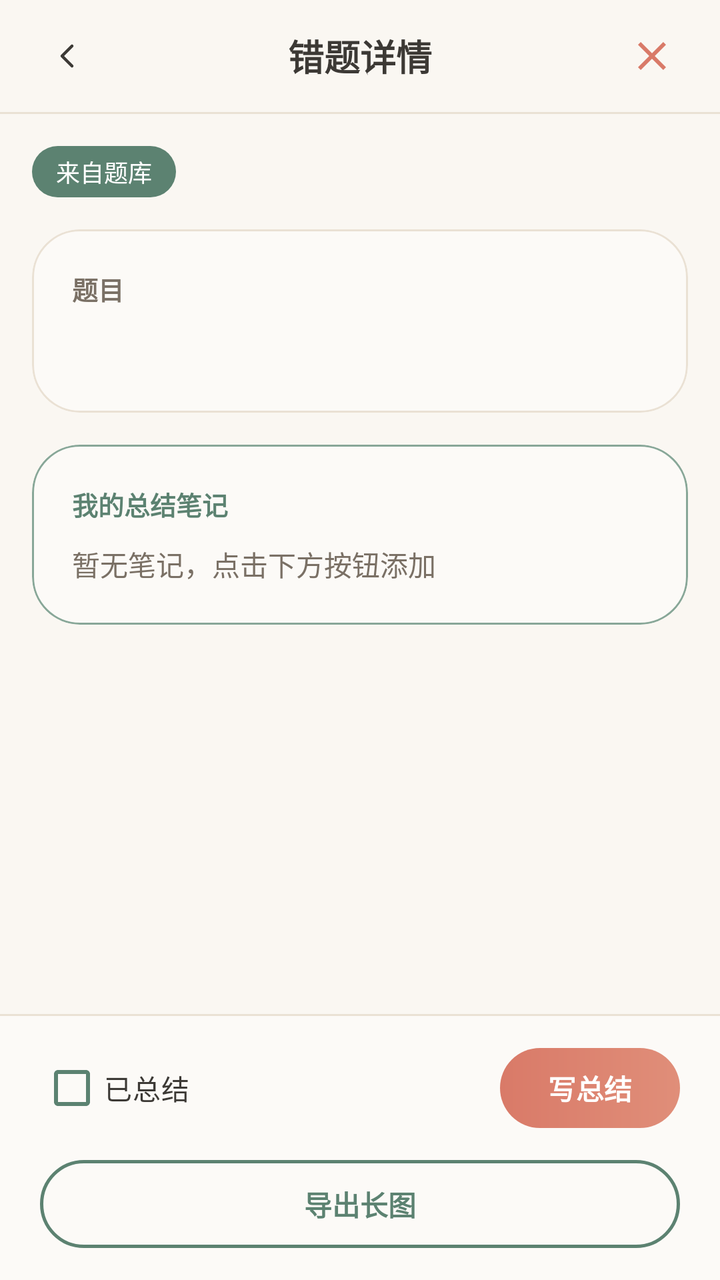
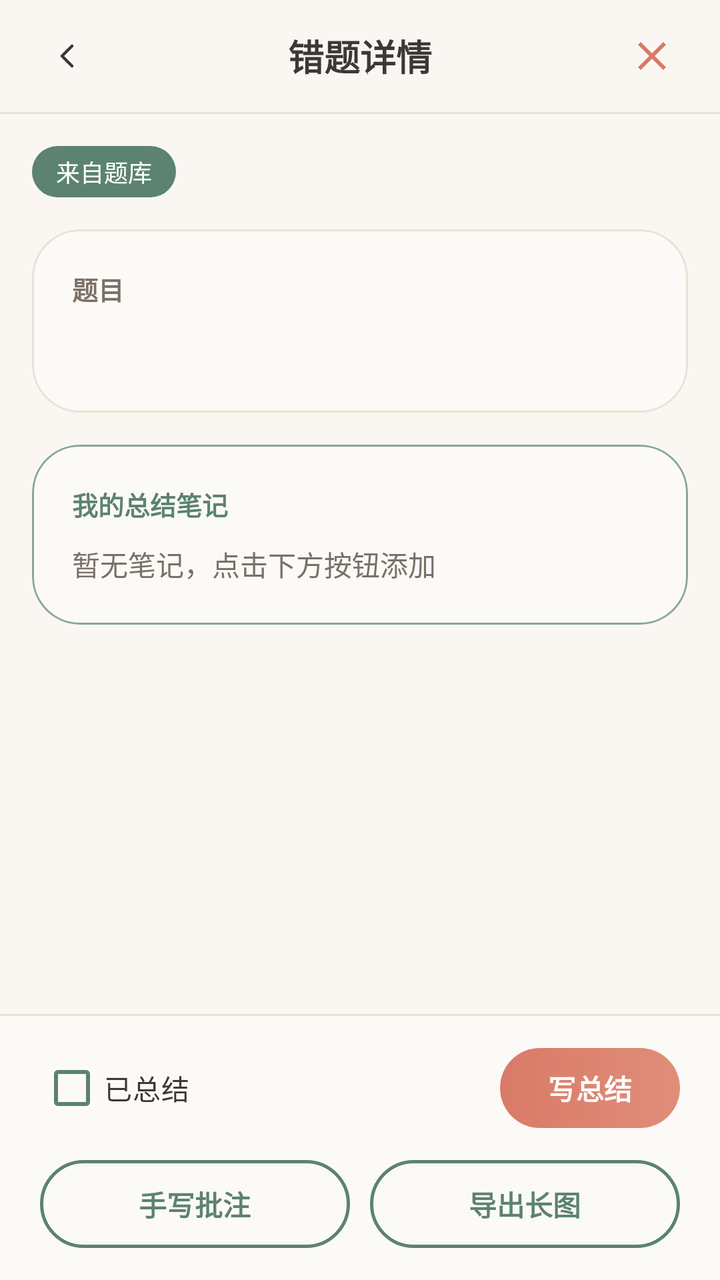

An Android layout rendered at two revisions. The XML below is the earlier revision; the diff shows what the commit changed to produce the second picture.
<!-- AndroidManifest.xml: activity theme Theme.AIAssistant -->
<!-- res/layout/activity_wrong_question_detail.xml -->
<?xml version="1.0" encoding="utf-8"?>
<LinearLayout xmlns:android="http://schemas.android.com/apk/res/android"
    xmlns:app="http://schemas.android.com/apk/res-auto"
    android:layout_width="match_parent"
    android:layout_height="match_parent"
    android:orientation="vertical"
    android:background="@color/background">

    
    <RelativeLayout
        android:layout_width="match_parent"
        android:layout_height="56dp"
        android:background="@color/background"
        android:paddingHorizontal="16dp">

        <ImageView
            android:id="@+id/btn_back"
            android:layout_width="36dp"
            android:layout_height="36dp"
            android:layout_centerVertical="true"
            android:padding="6dp"
            android:src="@drawable/ic_chevron_right"
            android:rotation="180"
            android:background="?attr/selectableItemBackgroundBorderless"
            app:tint="@color/text_primary" />

        <TextView
            android:layout_width="wrap_content"
            android:layout_height="wrap_content"
            android:layout_centerInParent="true"
            android:text="错题详情"
            android:textSize="18sp"
            android:textStyle="bold"
            android:textColor="@color/text_primary" />

        <ImageView
            android:id="@+id/btn_delete"
            android:layout_width="36dp"
            android:layout_height="36dp"
            android:layout_alignParentEnd="true"
            android:layout_centerVertical="true"
            android:padding="6dp"
            android:src="@drawable/ic_close"
            android:background="?attr/selectableItemBackgroundBorderless"
            app:tint="@color/pomodoro_red" />
    </RelativeLayout>

    <View
        android:layout_width="match_parent"
        android:layout_height="1dp"
        android:background="@color/border_light" />

    
    <ScrollView
        android:layout_width="match_parent"
        android:layout_height="0dp"
        android:layout_weight="1"
        android:fillViewport="true"
        android:clipToPadding="false">

        <LinearLayout
            android:layout_width="match_parent"
            android:layout_height="wrap_content"
            android:orientation="vertical"
            android:padding="16dp">

            
            <TextView
                android:id="@+id/tv_source_badge"
                android:layout_width="wrap_content"
                android:layout_height="wrap_content"
                android:text="来自题库"
                android:textSize="12sp"
                android:textColor="#FFFFFF"
                android:background="@drawable/bg_primary_chip"
                android:paddingHorizontal="12dp"
                android:paddingVertical="4dp"
                android:layout_marginBottom="16dp" />

            
            <com.google.android.material.card.MaterialCardView
                android:layout_width="match_parent"
                android:layout_height="wrap_content"
                app:cardCornerRadius="24dp"
                app:cardElevation="0dp"
                app:strokeColor="@color/border_light"
                app:strokeWidth="1dp"
                app:cardBackgroundColor="@color/background_card_glass"
                android:layout_marginBottom="16dp">

                <LinearLayout
                    android:layout_width="match_parent"
                    android:layout_height="wrap_content"
                    android:orientation="vertical"
                    android:padding="20dp">

                    <TextView
                        android:layout_width="wrap_content"
                        android:layout_height="wrap_content"
                        android:text="题目"
                        android:textSize="13sp"
                        android:textStyle="bold"
                        android:textColor="@color/text_secondary"
                        android:layout_marginBottom="12dp" />

                    <TextView
                        android:id="@+id/tv_stem"
                        android:layout_width="match_parent"
                        android:layout_height="wrap_content"
                        android:text=""
                        android:textSize="15sp"
                        android:textColor="@color/text_primary"
                        android:lineSpacingMultiplier="1.5"
                        android:textIsSelectable="true" />
                </LinearLayout>
            </com.google.android.material.card.MaterialCardView>

            
            <com.google.android.material.card.MaterialCardView
                android:id="@+id/card_options"
                android:layout_width="match_parent"
                android:layout_height="wrap_content"
                app:cardCornerRadius="24dp"
                app:cardElevation="0dp"
                app:strokeColor="@color/border_light"
                app:strokeWidth="1dp"
                app:cardBackgroundColor="@color/background_card_glass"
                android:visibility="gone"
                android:layout_marginBottom="16dp">

                <LinearLayout
                    android:layout_width="match_parent"
                    android:layout_height="wrap_content"
                    android:orientation="vertical"
                    android:padding="20dp">

                    <TextView
                        android:layout_width="wrap_content"
                        android:layout_height="wrap_content"
                        android:text="选项"
                        android:textSize="13sp"
                        android:textStyle="bold"
                        android:textColor="@color/text_secondary"
                        android:layout_marginBottom="12dp" />

                    <LinearLayout
                        android:id="@+id/layout_options"
                        android:layout_width="match_parent"
                        android:layout_height="wrap_content"
                        android:orientation="vertical" />
                </LinearLayout>
            </com.google.android.material.card.MaterialCardView>

            
            <com.google.android.material.card.MaterialCardView
                android:id="@+id/card_answer"
                android:layout_width="match_parent"
                android:layout_height="wrap_content"
                app:cardCornerRadius="24dp"
                app:cardElevation="0dp"
                app:strokeColor="@color/correct_green_border"
                app:strokeWidth="1dp"
                app:cardBackgroundColor="@color/correct_green_bg"
                android:visibility="gone"
                android:layout_marginBottom="16dp">

                <LinearLayout
                    android:layout_width="match_parent"
                    android:layout_height="wrap_content"
                    android:orientation="horizontal"
                    android:gravity="center_vertical"
                    android:padding="20dp">

                    <TextView
                        android:layout_width="wrap_content"
                        android:layout_height="wrap_content"
                        android:text="正确答案"
                        android:textSize="13sp"
                        android:textStyle="bold"
                        android:textColor="@color/correct_green" />

                    <TextView
                        android:id="@+id/tv_answer"
                        android:layout_width="wrap_content"
                        android:layout_height="wrap_content"
                        android:layout_marginStart="12dp"
                        android:text=""
                        android:textSize="18sp"
                        android:textStyle="bold"
                        android:textColor="@color/correct_green" />
                </LinearLayout>
            </com.google.android.material.card.MaterialCardView>

            
            <com.google.android.material.card.MaterialCardView
                android:id="@+id/card_analysis_section"
                android:layout_width="match_parent"
                android:layout_height="wrap_content"
                app:cardCornerRadius="24dp"
                app:cardElevation="0dp"
                app:strokeColor="@color/border_light"
                app:strokeWidth="1dp"
                app:cardBackgroundColor="@color/background_card_glass"
                android:visibility="gone"
                android:layout_marginBottom="16dp">

                <LinearLayout
                    android:layout_width="match_parent"
                    android:layout_height="wrap_content"
                    android:orientation="vertical">

                    
                    <LinearLayout
                        android:layout_width="match_parent"
                        android:layout_height="48dp"
                        android:orientation="horizontal"
                        android:background="@color/background">

                        <TextView
                            android:id="@+id/tab_bank_analysis"
                            android:layout_width="0dp"
                            android:layout_height="match_parent"
                            android:layout_weight="1"
                            android:gravity="center"
                            android:text="题库解析"
                            android:textSize="14sp"
                            android:textColor="@color/primary"
                            android:textStyle="bold"
                            android:background="?attr/selectableItemBackground" />

                        <View
                            android:layout_width="1dp"
                            android:layout_height="24dp"
                            android:layout_gravity="center_vertical"
                            android:background="@color/border_light" />

                        <TextView
                            android:id="@+id/tab_ai_analysis"
                            android:layout_width="0dp"
                            android:layout_height="match_parent"
                            android:layout_weight="1"
                            android:gravity="center"
                            android:text="AI解析"
                            android:textSize="14sp"
                            android:textColor="@color/text_secondary"
                            android:background="?attr/selectableItemBackground" />
                    </LinearLayout>

                    <View
                        android:layout_width="match_parent"
                        android:layout_height="1dp"
                        android:background="@color/border_light" />

                    
                    <FrameLayout
                        android:layout_width="match_parent"
                        android:layout_height="2dp">

                        <View
                            android:id="@+id/tab_indicator"
                            android:layout_width="180dp"
                            android:layout_height="2dp"
                            android:background="@color/primary"
                            android:layout_gravity="start" />
                    </FrameLayout>

                    
                    <LinearLayout
                        android:id="@+id/content_bank_analysis"
                        android:layout_width="match_parent"
                        android:layout_height="wrap_content"
                        android:orientation="vertical"
                        android:padding="20dp">

                        <TextView
                            android:id="@+id/tv_analysis"
                            android:layout_width="match_parent"
                            android:layout_height="wrap_content"
                            android:text=""
                            android:textSize="14sp"
                            android:textColor="@color/text_primary"
                            android:lineSpacingMultiplier="1.5"
                            android:textIsSelectable="true" />
                    </LinearLayout>

                    
                    <LinearLayout
                        android:id="@+id/content_ai_analysis"
                        android:layout_width="match_parent"
                        android:layout_height="wrap_content"
                        android:orientation="vertical"
                        android:padding="20dp"
                        android:visibility="gone">

                        
                        <LinearLayout
                            android:id="@+id/layout_ai_loading"
                            android:layout_width="match_parent"
                            android:layout_height="wrap_content"
                            android:orientation="vertical"
                            android:gravity="center"
                            android:paddingVertical="40dp"
                            android:visibility="gone">

                            <ProgressBar
                                android:layout_width="40dp"
                                android:layout_height="40dp"
                                style="?android:attr/progressBarStyle"
                                android:indeterminateTint="@color/primary" />

                            <TextView
                                android:layout_width="wrap_content"
                                android:layout_height="wrap_content"
                                android:text="正在调用AI解析..."
                                android:textColor="@color/text_secondary"
                                android:textSize="13sp"
                                android:layout_marginTop="12dp" />
                        </LinearLayout>

                        
                        <LinearLayout
                            android:id="@+id/layout_ai_result"
                            android:layout_width="match_parent"
                            android:layout_height="wrap_content"
                            android:orientation="vertical"
                            android:visibility="gone" />

                        
                        <TextView
                            android:id="@+id/tv_ai_placeholder"
                            android:layout_width="match_parent"
                            android:layout_height="wrap_content"
                            android:text="点击「开始AI解析」按钮，获取AI深度解析"
                            android:textColor="@color/text_secondary"
                            android:textSize="14sp"
                            android:gravity="center"
                            android:paddingVertical="30dp" />

                        
                        <TextView
                            android:id="@+id/btn_start_ai"
                            android:layout_width="match_parent"
                            android:layout_height="48dp"
                            android:gravity="center"
                            android:text="开始AI解析"
                            android:textSize="15sp"
                            android:textStyle="bold"
                            android:textColor="@color/white"
                            android:background="@drawable/bg_pomodoro_button"
                            android:layout_marginTop="12dp" />
                    </LinearLayout>
                </LinearLayout>
            </com.google.android.material.card.MaterialCardView>

            
            <com.google.android.material.card.MaterialCardView
                android:id="@+id/card_summary"
                android:layout_width="match_parent"
                android:layout_height="wrap_content"
                app:cardCornerRadius="24dp"
                app:cardElevation="0dp"
                app:strokeColor="@color/primary_light"
                app:strokeWidth="1dp"
                app:cardBackgroundColor="@color/background_card_glass"
                android:layout_marginBottom="16dp">

                <LinearLayout
                    android:layout_width="match_parent"
                    android:layout_height="wrap_content"
                    android:orientation="vertical"
                    android:padding="20dp">

                    <TextView
                        android:layout_width="wrap_content"
                        android:layout_height="wrap_content"
                        android:text="我的总结笔记"
                        android:textSize="13sp"
                        android:textStyle="bold"
                        android:textColor="@color/primary"
                        android:layout_marginBottom="10dp" />

                    <TextView
                        android:id="@+id/tv_summary"
                        android:layout_width="match_parent"
                        android:layout_height="wrap_content"
                        android:text="暂无笔记，点击下方按钮添加"
                        android:textSize="14sp"
                        android:textColor="@color/text_secondary"
                        android:lineSpacingMultiplier="1.4" />
                </LinearLayout>
            </com.google.android.material.card.MaterialCardView>

            
            <com.google.android.material.card.MaterialCardView
                android:id="@+id/layout_image_section"
                android:layout_width="match_parent"
                android:layout_height="wrap_content"
                app:cardCornerRadius="24dp"
                app:cardElevation="0dp"
                app:strokeColor="@color/border_light"
                app:strokeWidth="1dp"
                app:cardBackgroundColor="@color/background_card_glass"
                android:visibility="gone"
                android:layout_marginBottom="16dp">

                <LinearLayout
                    android:layout_width="match_parent"
                    android:layout_height="wrap_content"
                    android:orientation="vertical">

                    <LinearLayout
                        android:id="@+id/header_image"
                        android:layout_width="match_parent"
                        android:layout_height="wrap_content"
                        android:orientation="horizontal"
                        android:gravity="center_vertical"
                        android:background="?attr/selectableItemBackground"
                        android:paddingVertical="16dp"
                        android:paddingHorizontal="20dp">

                        <TextView
                            android:layout_width="0dp"
                            android:layout_height="wrap_content"
                            android:layout_weight="1"
                            android:text="查看截图"
                            android:textSize="13sp"
                            android:textStyle="bold"
                            android:textColor="@color/text_secondary" />

                        <ImageView
                            android:id="@+id/iv_image_arrow"
                            android:layout_width="20dp"
                            android:layout_height="20dp"
                            android:src="@drawable/ic_chevron_down"
                            app:tint="@color/text_tertiary"
                            android:rotation="0" />
                    </LinearLayout>

                    <ImageView
                        android:id="@+id/iv_image"
                        android:layout_width="match_parent"
                        android:layout_height="wrap_content"
                        android:scaleType="fitCenter"
                        android:adjustViewBounds="true"
                        android:visibility="gone"
                        android:paddingHorizontal="16dp"
                        android:paddingBottom="16dp" />
                </LinearLayout>
            </com.google.android.material.card.MaterialCardView>

        </LinearLayout>
    </ScrollView>

    
    <View
        android:layout_width="match_parent"
        android:layout_height="1dp"
        android:background="@color/border_light" />

    <LinearLayout
        android:layout_width="match_parent"
        android:layout_height="wrap_content"
        android:orientation="vertical"
        android:background="@color/background_card_glass"
        android:paddingHorizontal="20dp"
        android:paddingTop="12dp"
        android:paddingBottom="16dp">

        
        <LinearLayout
            android:layout_width="match_parent"
            android:layout_height="wrap_content"
            android:orientation="horizontal"
            android:gravity="center_vertical"
            android:layout_marginBottom="12dp">

            <com.google.android.material.checkbox.MaterialCheckBox
                android:id="@+id/cb_summarized"
                android:layout_width="wrap_content"
                android:layout_height="wrap_content"
                android:text="已总结"
                android:textSize="14sp"
                android:textColor="@color/text_primary"
                app:buttonTint="@color/primary" />

            <View
                android:layout_width="0dp"
                android:layout_height="0dp"
                android:layout_weight="1" />

            <TextView
                android:id="@+id/btn_edit_summary"
                android:layout_width="wrap_content"
                android:layout_height="40dp"
                android:gravity="center"
                android:paddingHorizontal="24dp"
                android:text="写总结"
                android:textSize="14sp"
                android:textStyle="bold"
                android:textColor="@color/white"
                android:background="@drawable/bg_pomodoro_button" />
        </LinearLayout>

        
        <TextView
            android:id="@+id/btn_export"
            android:layout_width="match_parent"
            android:layout_height="44dp"
            android:gravity="center"
            android:text="导出长图"
            android:textSize="14sp"
            android:textStyle="bold"
            android:textColor="@color/primary"
            android:background="@drawable/bg_outline_button" />
    </LinearLayout>

</LinearLayout>
<!-- resources referenced by this layout -->
<resources>
  <color name="background">#FAF7F2</color>
  <color name="background_card_glass">#FCFAF7</color>
  <color name="border_light">#EAE1D4</color>
  <color name="correct_green">#6E8B75</color>
  <color name="correct_green_bg">#1A6E8B75</color>
  <color name="correct_green_border">#2A6E8B75</color>
  <color name="pomodoro_red">#D97A68</color>
  <color name="primary">#5C8271</color>
  <color name="primary_light">#88A798</color>
  <color name="text_primary">#3C3935</color>
  <color name="text_secondary">#7A7065</color>
  <color name="text_tertiary">#AFA599</color>
  <color name="white">#FFFFFFFF</color>
  <!-- drawable bg_outline_button (drawable) -->
  <?xml version="1.0" encoding="utf-8"?>
  <shape xmlns:android="http://schemas.android.com/apk/res/android"
      android:shape="rectangle">
      <stroke
          android:width="1.5dp"
          android:color="@color/primary" />
      <corners android:radius="24dp" />
      <solid android:color="@android:color/transparent" />
  </shape>
  <!-- drawable bg_pomodoro_button (drawable) -->
  <?xml version="1.0" encoding="utf-8"?>
  <shape xmlns:android="http://schemas.android.com/apk/res/android"
      android:shape="rectangle">
      <gradient
          android:startColor="@color/pomodoro_red"
          android:endColor="@color/pomodoro_orange"
          android:angle="0" />
      <corners android:radius="24dp" />
  </shape>
  <!-- drawable bg_primary_chip (drawable) -->
  <?xml version="1.0" encoding="utf-8"?>
  <shape xmlns:android="http://schemas.android.com/apk/res/android"
      android:shape="rectangle">
      <solid android:color="@color/primary" />
      <corners android:radius="20dp" />
  </shape>
  <!-- drawable ic_chevron_down (drawable) -->
  <vector xmlns:android="http://schemas.android.com/apk/res/android"
      android:width="24dp"
      android:height="24dp"
      android:viewportWidth="24"
      android:viewportHeight="24">
      <path
          android:pathData="M7,10l5,5l5,-5"
          android:strokeColor="@color/text_secondary"
          android:strokeWidth="1.5"
          android:strokeLineCap="round"
          android:strokeLineJoin="round" />
  </vector>
  <!-- drawable ic_chevron_right (drawable) -->
  <vector xmlns:android="http://schemas.android.com/apk/res/android"
      android:width="24dp"
      android:height="24dp"
      android:viewportWidth="24"
      android:viewportHeight="24">
      <path
          android:pathData="M10,7l5,5l-5,5"
          android:strokeColor="@color/text_secondary"
          android:strokeWidth="1.5"
          android:strokeLineCap="round"
          android:strokeLineJoin="round" />
  </vector>
  <!-- drawable ic_close (drawable) -->
  <?xml version="1.0" encoding="utf-8"?>
  <vector xmlns:android="http://schemas.android.com/apk/res/android"
      android:width="24dp"
      android:height="24dp"
      android:viewportWidth="24"
      android:viewportHeight="24">
      <path
          android:fillColor="#4B5563"
          android:pathData="M19,6.41L17.59,5 12,10.59 6.41,5 5,6.41 10.59,12 5,17.59 6.41,19 12,13.41 17.59,19 19,17.59 13.41,12z" />
  </vector>
  <style name="Theme.AIAssistant" parent="Base.Theme.AIAssistant" />
  <color name="pomodoro_orange">#E08E79</color>
  <style name="Base.Theme.AIAssistant" parent="Theme.Material3.DayNight.NoActionBar">
          
          <item name="android:statusBarColor">@android:color/transparent</item>
          <item name="android:navigationBarColor">@color/background</item>
          <item name="android:windowDrawsSystemBarBackgrounds">true</item>
          
          <item name="colorPrimary">@color/primary</item>
          <item name="colorSecondary">@color/primary_light</item>
          <item name="android:windowBackground">@color/background</item>
      </style>
</resources>

<!-- the commit's change to res/layout/activity_wrong_question_detail.xml (unified diff, before → after) -->
@@ -52,6 +52,7 @@
 
     
     <ScrollView
+        android:id="@+id/sv_content"
         android:layout_width="match_parent"
         android:layout_height="0dp"
         android:layout_weight="1"
@@ -502,16 +503,36 @@
         </LinearLayout>
 
         
-        <TextView
-            android:id="@+id/btn_export"
+        <LinearLayout
             android:layout_width="match_parent"
-            android:layout_height="44dp"
-            android:gravity="center"
-            android:text="导出长图"
-            android:textSize="14sp"
-            android:textStyle="bold"
-            android:textColor="@color/primary"
-            android:background="@drawable/bg_outline_button" />
+            android:layout_height="wrap_content"
+            android:orientation="horizontal">
+
+            <TextView
+                android:id="@+id/btn_handwriting"
+                android:layout_width="0dp"
+                android:layout_height="44dp"
+                android:layout_weight="1"
+                android:layout_marginEnd="10dp"
+                android:gravity="center"
+                android:text="手写批注"
+                android:textSize="14sp"
+                android:textStyle="bold"
+                android:textColor="@color/primary"
+                android:background="@drawable/bg_outline_button" />
+
+            <TextView
+                android:id="@+id/btn_export"
+                android:layout_width="0dp"
+                android:layout_height="44dp"
+                android:layout_weight="1"
+                android:gravity="center"
+                android:text="导出长图"
+                android:textSize="14sp"
+                android:textStyle="bold"
+                android:textColor="@color/primary"
+                android:background="@drawable/bg_outline_button" />
+        </LinearLayout>
     </LinearLayout>
 
 </LinearLayout>
